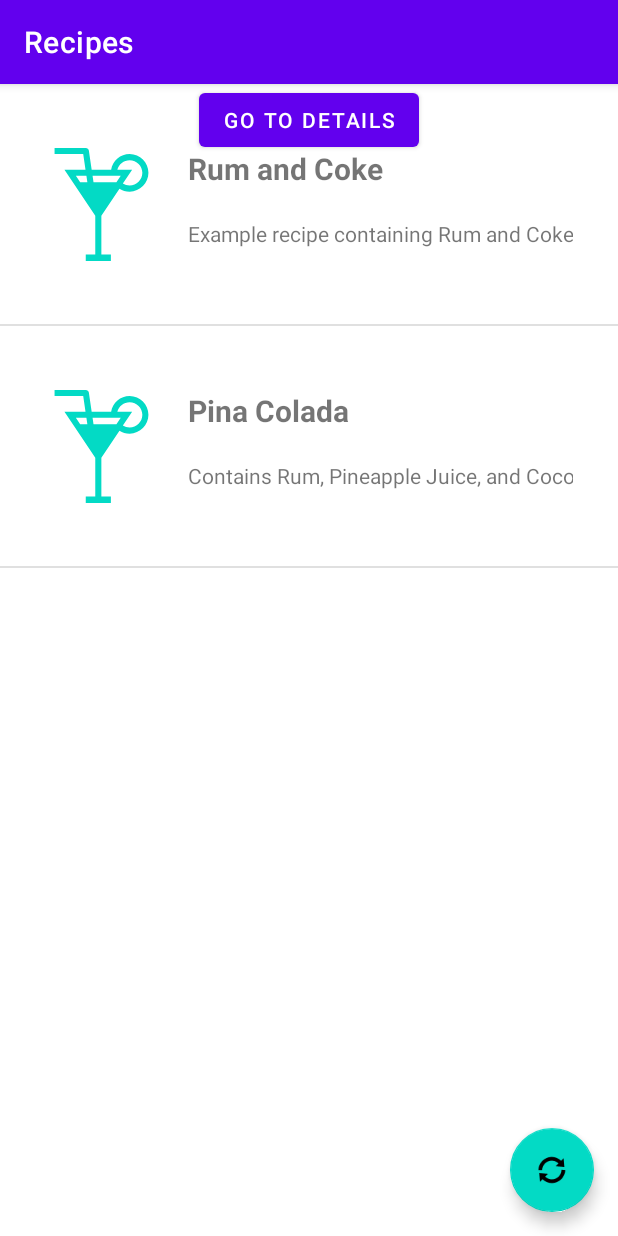
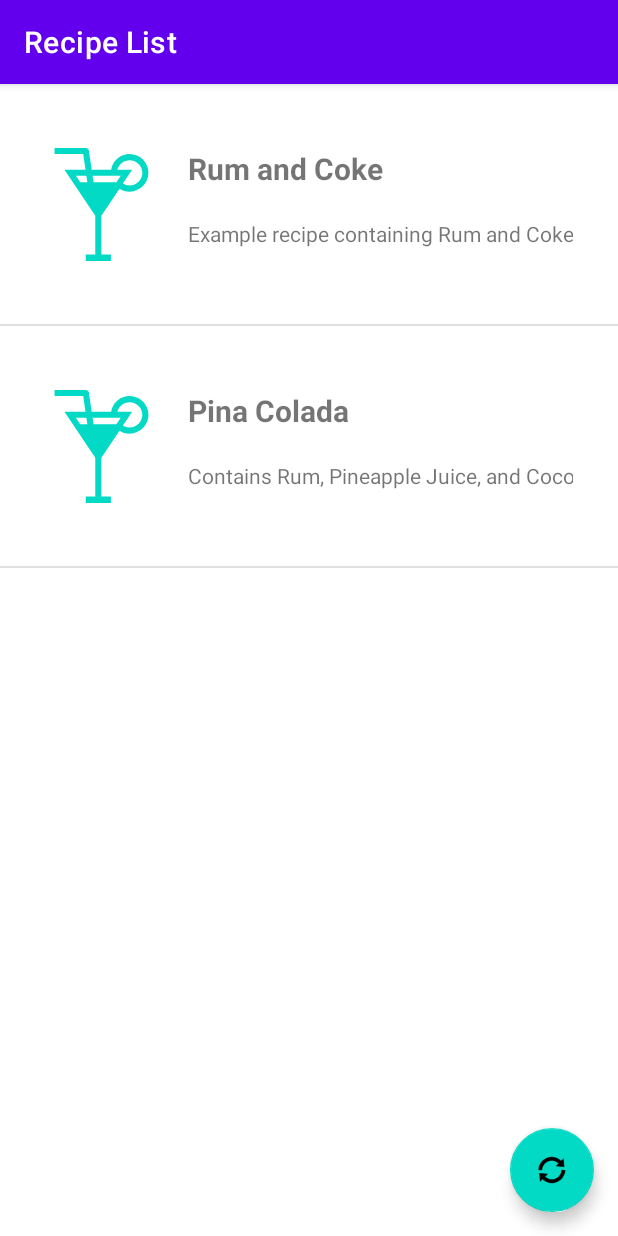
Before and after one commit to akr3081/mixology, an Android app: the screen it shows after launch (MainActivity), on a phone screen of 412 x 824 dp. Run offline under Robolectric (Android 15) with nearby library versions, the light colour scheme and no system bars; our stand-ins replace navigation-ui; pictures from the network do not load.

Commit message:
Updated fragment navigation and actions

```diff
--- a/app/src/main/java/com/mixology/MainActivity.kt
+++ b/app/src/main/java/com/mixology/MainActivity.kt
@@ -5,22 +5,11 @@ import androidx.appcompat.app.AppCompatActivity
 import androidx.navigation.findNavController
 import androidx.navigation.ui.AppBarConfiguration
 import androidx.navigation.ui.setupActionBarWithNavController
-import android.widget.ListView
-import android.widget.Toast
-import com.google.gson.Gson
-import com.google.gson.reflect.TypeToken
-import com.mixology.adapters.RecipeAdapter
-import com.mixology.common.getJSONAsset
 import com.mixology.databinding.ActivityMainBinding
-import com.mixology.models.Recipe
-import kotlin.random.Random
 
 class MainActivity : AppCompatActivity() {
     private lateinit var appBarConfiguration: AppBarConfiguration
     private lateinit var binding: ActivityMainBinding
-
-    var recipeList = ArrayList<Recipe>()
-    private lateinit var listView: ListView
 
     override fun onCreate(savedInstanceState: Bundle?) {
         super.onCreate(savedInstanceState)
@@ -34,27 +23,9 @@ class MainActivity : AppCompatActivity() {
         appBarConfiguration = AppBarConfiguration(navController.graph)
         setupActionBarWithNavController(navController, appBarConfiguration)
 
-        // Sets up initial recipe list (mocked for now)
-        val gson = Gson()
-        val jsonStr = getJSONAsset(this, "recipes.json")
-        val type = object: TypeToken<List<Recipe>>() {}.type
-        recipeList = gson.fromJson(jsonStr, type)
-
-
-        // Sets up recipeList adapter
-        val adapter = RecipeAdapter(this, recipeList)
-        listView = findViewById(R.id.recipe_list)
-        listView.adapter = adapter
-
-        // Sets click event for fab button
-        binding.fab.setOnClickListener { view ->
-            val imageUrl = "https://picsum.photos/" + (0..1000).random()
-            val recipe = Recipe("Recipe", Random.nextInt().toString(), imageUrl)
-            recipeList.add(recipe)
-            adapter.notifyDataSetChanged()
-
-            val myToast = Toast.makeText(this, "Recipe List Updated!", Toast.LENGTH_SHORT)
-            myToast.show()
+        // CLicking on toolbar will navigate back to recipe list fragment
+        binding.toolbar.setNavigationOnClickListener {
+            navController.navigate(R.id.action_navigate_to_RecipeListFragment)
         }
     }
 }
--- a/app/src/main/java/com/mixology/RecipeListFragment.kt
+++ b/app/src/main/java/com/mixology/RecipeListFragment.kt
@@ -1,12 +1,21 @@
 package com.mixology
 
+import android.content.Context
 import android.os.Bundle
 import androidx.fragment.app.Fragment
 import android.view.LayoutInflater
 import android.view.View
 import android.view.ViewGroup
+import android.widget.ListView
+import android.widget.Toast
 import androidx.navigation.fragment.findNavController
+import com.google.gson.Gson
+import com.google.gson.reflect.TypeToken
+import com.mixology.adapters.RecipeAdapter
+import com.mixology.common.getJSONAsset
 import com.mixology.databinding.RecipeListFragmentBinding
+import com.mixology.models.Recipe
+import kotlin.random.Random
 
 /**
  * A simple [Fragment] subclass as the default destination in the navigation.
@@ -15,9 +24,14 @@ class RecipeListFragment : Fragment() {
     private var _binding: RecipeListFragmentBinding? = null
     private val binding get() = _binding!!
 
+    private lateinit var appContext: Context
+
+    private var recipeList = ArrayList<Recipe>()
+
     override fun onCreateView(
         inflater: LayoutInflater, container: ViewGroup?, savedInstanceState: Bundle?
     ): View? {
+        println("FRAGMENT onCreateView.................")
         _binding = RecipeListFragmentBinding.inflate(inflater, container, false)
         return binding.root
     }
@@ -25,8 +39,31 @@ class RecipeListFragment : Fragment() {
     override fun onViewCreated(view: View, savedInstanceState: Bundle?) {
         super.onViewCreated(view, savedInstanceState)
 
-        binding.recipeDetailButton.setOnClickListener {
+        appContext = requireContext()
+
+        // Sets up initial recipe list (mocked for now)
+        val gson = Gson()
+        val jsonStr = getJSONAsset(appContext, "recipes.json")
+        val type = object: TypeToken<List<Recipe>>() {}.type
+        recipeList = gson.fromJson(jsonStr, type)
+
+        val adapter = RecipeAdapter(appContext, recipeList)
+        binding.recipeList.adapter = adapter
+
+        // Navigates to recipeDetail fragment when item is clicked
+        binding.recipeList.setOnItemClickListener { parent, _, position, _ ->
             findNavController().navigate(R.id.action_navigate_to_RecipeDetailFragment)
+        }
+
+        // Adds new recipe to the recipeList when fab is clicked
+        binding.fab.setOnClickListener { view ->
+            val imageUrl = "https://picsum.photos/" + (0..1000).random()
+            val recipe = Recipe("Recipe" + Random.nextInt().toString(), "Description", imageUrl)
+            recipeList.add(recipe)
+            adapter.notifyDataSetChanged()
+
+            val myToast = Toast.makeText(appContext, "Recipe List Updated!", Toast.LENGTH_SHORT)
+            myToast.show()
         }
     }
 
--- a/app/src/main/java/com/mixology/models/Recipe.kt
+++ b/app/src/main/java/com/mixology/models/Recipe.kt
@@ -4,4 +4,8 @@ class Recipe(recipeTitle: String, recipeDesc: String, recipeSrc: String) {
     var title: String = recipeTitle
     var description: String = recipeDesc
     var image: String = recipeSrc
+
+    override fun toString(): String {
+        return title
+    }
 }
--- a/app/src/main/res/layout/activity_main.xml
+++ b/app/src/main/res/layout/activity_main.xml
@@ -16,20 +16,11 @@
             android:layout_width="match_parent"
             android:layout_height="?attr/actionBarSize"
             android:background="?attr/colorPrimary"
-            app:popupTheme="@style/Theme.Mixology.PopupOverlay" />
+            app:popupTheme="@style/Theme.Mixology.PopupOverlay"
+        />
 
     </com.google.android.material.appbar.AppBarLayout>
 
     <include layout="@layout/content_main" />
 
-    <com.google.android.material.floatingactionbutton.FloatingActionButton
-        android:id="@+id/fab"
-        android:layout_width="wrap_content"
-        android:layout_height="wrap_content"
-        android:layout_gravity="bottom|end"
-        android:layout_marginEnd="16dp"
-        android:layout_marginBottom="16dp"
-        android:contentDescription="Sync Recipes"
-        app:srcCompat="@android:drawable/ic_popup_sync" />
-
 </androidx.coordinatorlayout.widget.CoordinatorLayout>
--- a/app/src/main/res/layout/recipe_list_fragment.xml
+++ b/app/src/main/res/layout/recipe_list_fragment.xml
@@ -6,23 +6,28 @@ android:layout_width="match_parent"
 android:layout_height="match_parent"
 android:background="?attr/colorOnPrimary"
 tools:context=".RecipeListFragment">
-    <Button
-        android:id="@+id/recipe_detail_button"
-        android:layout_width="wrap_content"
-        android:layout_height="wrap_content"
-        android:text="Go to details"
-        app:layout_constraintTop_toTopOf="parent"
-        app:layout_constraintEnd_toEndOf="parent"
-        app:layout_constraintStart_toStartOf="parent"
-    />
     <ListView
         android:id="@+id/recipe_list"
         android:layout_width="0dp"
         android:layout_height="0dp"
+        app:layout_constraintTop_toTopOf="parent"
+        app:layout_constraintBottom_toBottomOf="parent"
+        app:layout_constraintStart_toStartOf="parent"
+        app:layout_constraintEnd_toEndOf="parent"
+    />
+
+    <com.google.android.material.floatingactionbutton.FloatingActionButton
+        android:id="@+id/fab"
+        android:layout_width="wrap_content"
+        android:layout_height="wrap_content"
+        android:layout_gravity="bottom|end"
+        android:layout_marginEnd="16dp"
+        android:layout_marginBottom="16dp"
+        android:contentDescription="Sync Recipes"
+        app:srcCompat="@android:drawable/ic_popup_sync"
         app:layout_constraintBottom_toBottomOf="parent"
         app:layout_constraintEnd_toEndOf="parent"
-        app:layout_constraintStart_toStartOf="parent"
-        app:layout_constraintTop_toTopOf="parent"
+
     />
 
 </androidx.constraintlayout.widget.ConstraintLayout>
--- a/app/src/main/res/navigation/nav_graph.xml
+++ b/app/src/main/res/navigation/nav_graph.xml
@@ -8,7 +8,7 @@
     <fragment
         android:id="@+id/RecipeListFragment"
         android:name="com.mixology.RecipeListFragment"
-        android:label="@string/recipes_heading"
+        android:label="@string/recipe_list_heading"
         tools:layout="@layout/recipe_list_fragment">
 
         <action
@@ -18,11 +18,12 @@
     <fragment
         android:id="@+id/RecipeDetailFragment"
         android:name="com.mixology.RecipeDetailFragment"
-        android:label="UPDATE LABEL 2"
+        android:label="@string/recipe_details_heading"
         tools:layout="@layout/recipe_detail_fragment">
 
         <action
-            android:id="@+id/action_RecipeDetailFragment_to_RecipeListFragment"
-            app:destination="@id/RecipeListFragment" />
+            android:id="@+id/action_navigate_to_RecipeListFragment"
+            app:destination="@id/RecipeListFragment"
+        />
     </fragment>
 </navigation>
--- a/app/src/main/res/values/strings.xml
+++ b/app/src/main/res/values/strings.xml
@@ -1,4 +1,5 @@
 <resources>
     <string name="app_name">Mixology</string>
-    <string name="recipes_heading">Recipes</string>
+    <string name="recipe_list_heading">Recipe List</string>
+    <string name="recipe_details_heading">Recipe Details</string>
 </resources>
```
Also changed, not shown: app/src/main/java/com/mixology/RecipeDetailFragment.kt (+1 -12 lines), app/src/main/res/layout/recipe_detail_fragment.xml (+7 -14 lines).
